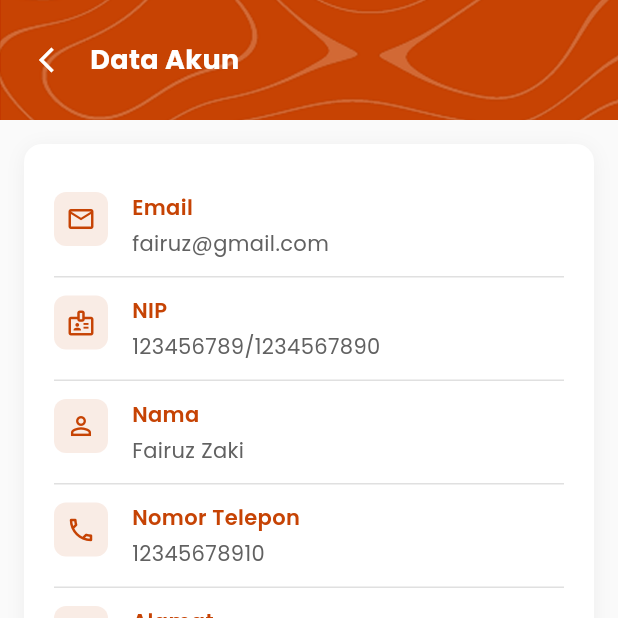
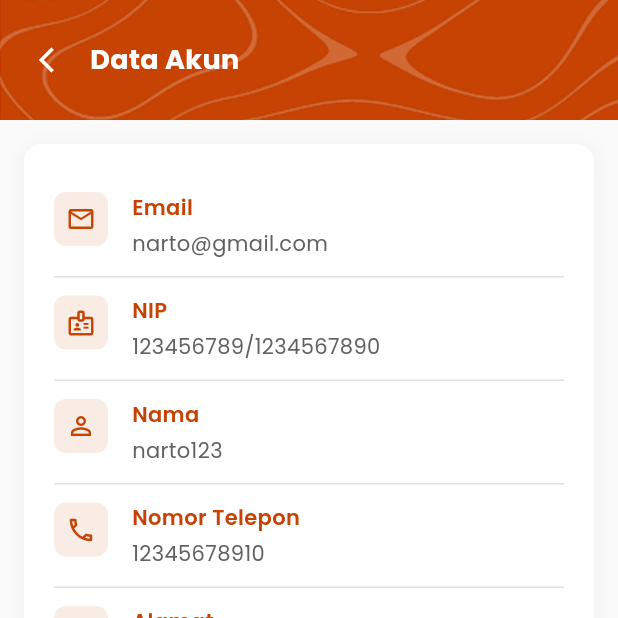
Before and after one commit to kekyoin313/Mascitra_Mobile, a Flutter app: the DataAkunPage screen opened directly, on a phone screen of 412 x 824 dp, the top half of it. Run offline on Flutter 3.47's test engine with Material 3 defaults, Android fonts, the phone set to English and light mode, and no system bars; our stand-ins replace dotted_border, flutter_map, geolocator, image_picker, latlong2, sqflite and 1 more; accounts and stored records are empty.

Commit message:
commit autentikasi2

```diff
--- a/lib/pages/profilePage/dataAkunPage.dart
+++ b/lib/pages/profilePage/dataAkunPage.dart
@@ -74,7 +74,7 @@ class _DataAkunPageState extends State<DataAkunPage> {
                     _buildDataItem(
                       icon: Icons.email_outlined,
                       label: 'Email',
-                      value: 'fairuz@gmail.com',
+                      value: 'narto@gmail.com',
                     ),
                     _buildDivider(),
                     _buildDataItem(
@@ -86,7 +86,7 @@ class _DataAkunPageState extends State<DataAkunPage> {
                     _buildDataItem(
                       icon: Icons.person_outline,
                       label: 'Nama',
-                      value: 'Fairuz Zaki',
+                      value: 'narto123',
                     ),
                     _buildDivider(),
                     _buildDataItem(
--- a/lib/pages/profilePage/profilePage.dart
+++ b/lib/pages/profilePage/profilePage.dart
@@ -93,7 +93,7 @@ class ProfilePage extends StatelessWidget {
                 const SizedBox(),
                 // Name
                 const Text(
-                  'Fairuz Zaki',
+                  'Mas Narto',
                   style: TextStyle(
                     fontSize: 20,
                     fontWeight: FontWeight.w600,
```
